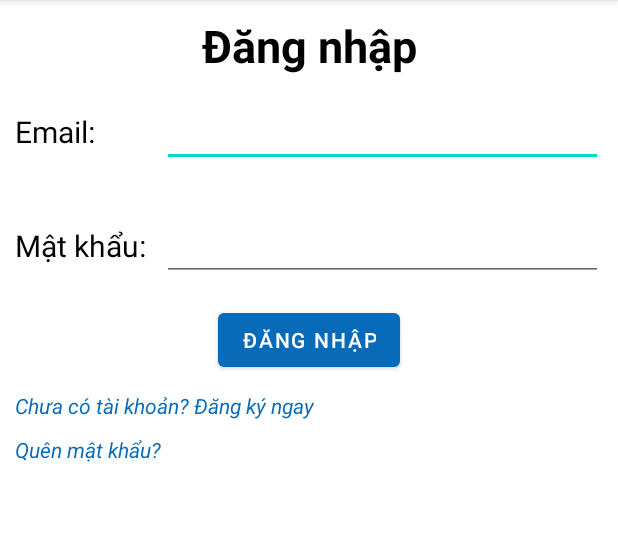
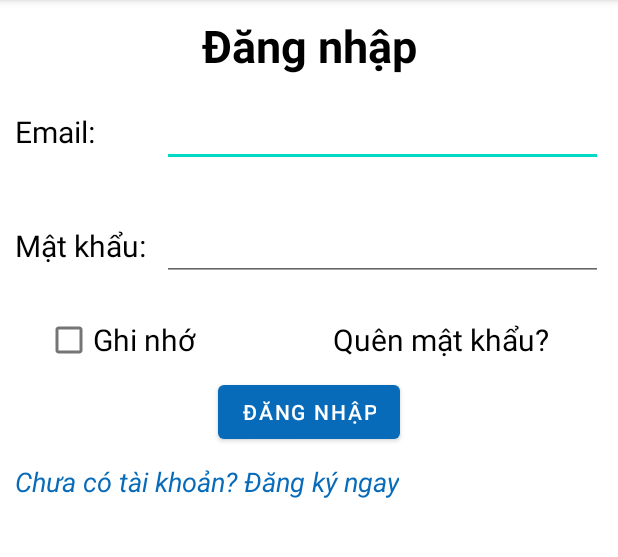
Before and after one commit to Trong-Nhan/Do_An_Ky_Cuoi, an Android app: the screen it shows after launch (LoginActivity), on a phone screen of 412 x 824 dp, the part 84-641 px from its top. Run offline under Robolectric (Android 15) with nearby library versions, the phone set to English and light mode, and no system bars.

```diff
--- a/ProjectFinal/app/src/main/AndroidManifest.xml
+++ b/ProjectFinal/app/src/main/AndroidManifest.xml
@@ -3,12 +3,14 @@
     xmlns:tools="http://schemas.android.com/tools"
     package="com.example.projectfinal">
 
+    <uses-permission android:name="android.permission.INTERNET"/>
     <application
         android:allowBackup="true"
         android:icon="@mipmap/ic_launcher"
         android:label="@string/app_name"
         android:roundIcon="@mipmap/ic_launcher_round"
         android:supportsRtl="true"
+        android:usesCleartextTraffic="true"
         android:theme="@style/Theme.SolarBook">
         <activity
             android:name=".MainActivity"
--- a/ProjectFinal/app/src/main/java/com/example/projectfinal/LoginActivity.java
+++ b/ProjectFinal/app/src/main/java/com/example/projectfinal/LoginActivity.java
@@ -22,31 +22,9 @@ public class LoginActivity extends AppCompatActivity {
         super.onCreate(savedInstanceState);
         setContentView(R.layout.activity_login);
 
-        createUser();
 
         Button btnLogin = findViewById(R.id.formBtnLogin);
-        btnLogin.setOnClickListener(new View.OnClickListener() {
-            @Override
-            public void onClick(View v) {
-                EditText txtUserEmail = findViewById(R.id.formLoginEmail);
-                EditText txtUserPassword = findViewById(R.id.formLoginPassword);
 
-                String userEmail = txtUserEmail.getText().toString();
-                String userPassword = txtUserPassword.getText().toString();
-                for (int i = 0; i < mLst.size(); i++) {
-                    User u = mLst.get(i);
-                    if(u.getEmail().equals(userEmail) && u.getPassword().equals(userPassword)){
-                        Intent intent = new Intent(LoginActivity.this, MainActivity.class);
-                        intent.putExtra("userName", u.getName());
-                        startActivity(intent);
-                    }
-                }
-            }
-        });
     }
 
-    private void createUser(){
-        mLst.add(new User("admin@gmail.com", "Admin", "admin"));
-        mLst.add(new User("tson.nguyen3112@gmail.com", "Nguyễn Tuấn Sơn", "123456"));
-    }
 }
--- a/ProjectFinal/app/src/main/java/com/example/projectfinal/MainActivity.java
+++ b/ProjectFinal/app/src/main/java/com/example/projectfinal/MainActivity.java
@@ -26,8 +26,6 @@ public class MainActivity extends AppCompatActivity {
         super.onCreate(savedInstanceState);
         setContentView(R.layout.activity_main);
 
-        mUserName = getIntent().getExtras().get("userName").toString();
-        Toast.makeText(this, "" + mUserName, Toast.LENGTH_SHORT).show();
         mNavigationView = findViewById(R.id.bottomNav);
         mViewPager = findViewById(R.id.viewPager);
 
@@ -53,7 +51,9 @@ public class MainActivity extends AppCompatActivity {
             }
         });
 
-
+        //lấy tên người dùng
+        mUserName = getIntent().getExtras().get("userName").toString();
+        Toast.makeText(this, "" + mUserName, Toast.LENGTH_SHORT).show();
     }
 
     //hàm thiết lập ViewPager
--- /dev/null
+++ b/ProjectFinal/app/src/main/java/com/example/projectfinal/api/UserAPI.java
@@ -0,0 +1,5 @@
+package com.example.projectfinal.api;
+
+public class UserAPI {
+
+}
--- a/ProjectFinal/app/src/main/java/com/example/projectfinal/fragment/AccountFragment.java
+++ b/ProjectFinal/app/src/main/java/com/example/projectfinal/fragment/AccountFragment.java
@@ -25,7 +25,6 @@ public class AccountFragment extends Fragment {
         View view = inflater.inflate(R.layout.fragment_account, container, false);
         TextView txtUserName = view.findViewById(R.id.txtUserName);
         mMainActivity = (MainActivity) getActivity();
-        txtUserName.setText(mMainActivity.getmUserName());
 
         Button btnLogout = view.findViewById(R.id.btnLogout);
         Button btnUserDetail = view.findViewById(R.id.btnUserDetail);
--- a/ProjectFinal/app/src/main/res/layout/activity_login.xml
+++ b/ProjectFinal/app/src/main/res/layout/activity_login.xml
@@ -57,6 +57,32 @@
             android:layout_height="wrap_content"
             android:inputType="textPassword" />
     </LinearLayout>
+
+    <LinearLayout
+        android:layout_width="match_parent"
+        android:layout_height="wrap_content"
+        android:orientation="horizontal">
+        <CheckBox
+            android:id="@+id/chbRemember"
+            android:layout_width="0dp"
+            android:layout_weight="1"
+            android:layout_height="wrap_content"
+            android:text="Ghi nhớ"
+            android:textSize="20sp"
+            android:layout_marginLeft="20dp"/>
+
+        <TextView
+            android:id="@+id/formResetPassword"
+            android:layout_width="0dp"
+            android:layout_weight="1"
+            android:layout_height="match_parent"
+            android:text="Quên mật khẩu?"
+            android:textSize="20sp"
+            android:textColor="@color/black"
+            android:gravity="center_horizontal"
+            android:layout_marginTop="10dp"
+            android:layout_marginRight="20dp"/>
+    </LinearLayout>
     <Button
         android:id="@+id/formBtnLogin"
         android:layout_width="wrap_content"
@@ -71,14 +97,8 @@
         android:text="Chưa có tài khoản? Đăng ký ngay"
         android:layout_marginTop="10dp"
         android:textColor="@color/primary_color"
-        android:textStyle="italic" />
+        android:textStyle="italic"
+        android:textSize="18sp"/>
 
-    <TextView
-        android:id="@+id/formResetPassword"
-        android:layout_width="wrap_content"
-        android:layout_height="wrap_content"
-        android:text="Quên mật khẩu?"
-        android:layout_marginTop="10dp"
-        android:textColor="@color/primary_color"
-        android:textStyle="italic"/>
+
 </LinearLayout>
```
Also changed, not shown: ProjectFinal/app/build.gradle (+5 -2 lines), ProjectFinal/app/src/main/java/com/example/projectfinal/entity/User.java (+71 -11 lines), ProjectFinal/app/src/main/res/layout/fragment_account.xml (+21 -9 lines).
